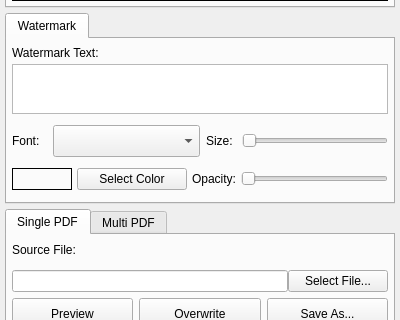
This is mainwindow.ui in kForth/PdfMarker as Qt 5 draws it before an edit; both pictures show x 0 to 400 and y 178 to 498 of the 400 by 784 pixel window. The edited form follows.
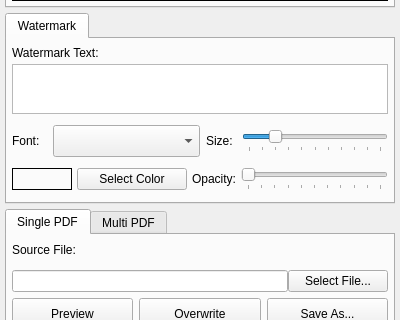
This is the edited form.

Commit message: Update preview size based on the file size, draw multi-line text

Diff of the .ui file:
```diff
--- a/mainwindow.ui
+++ b/mainwindow.ui
@@ -880,9 +880,33 @@
               <height>22</height>
              </size>
             </property>
+            <property name="minimum">
+             <number>0</number>
+            </property>
+            <property name="maximum">
+             <number>100</number>
+            </property>
+            <property name="singleStep">
+             <number>5</number>
+            </property>
+            <property name="value">
+             <number>20</number>
+            </property>
             <property name="orientation">
              <enum>Qt::Horizontal</enum>
             </property>
+            <property name="invertedAppearance">
+             <bool>false</bool>
+            </property>
+            <property name="invertedControls">
+             <bool>false</bool>
+            </property>
+            <property name="tickPosition">
+             <enum>QSlider::TicksBelow</enum>
+            </property>
+            <property name="tickInterval">
+             <number>10</number>
+            </property>
            </widget>
           </item>
          </layout>
@@ -981,6 +1005,12 @@
             <property name="orientation">
              <enum>Qt::Horizontal</enum>
             </property>
+            <property name="tickPosition">
+             <enum>QSlider::TicksBelow</enum>
+            </property>
+            <property name="tickInterval">
+             <number>10</number>
+            </property>
            </widget>
           </item>
          </layout>
```
The commit also changes 2 other files.
